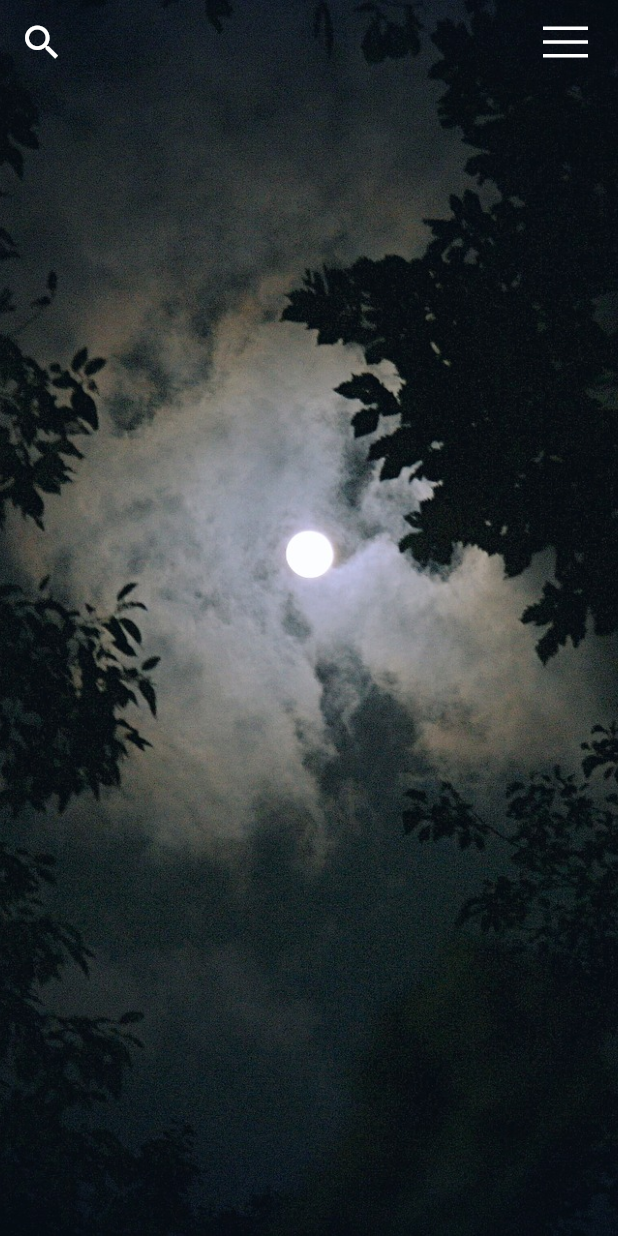
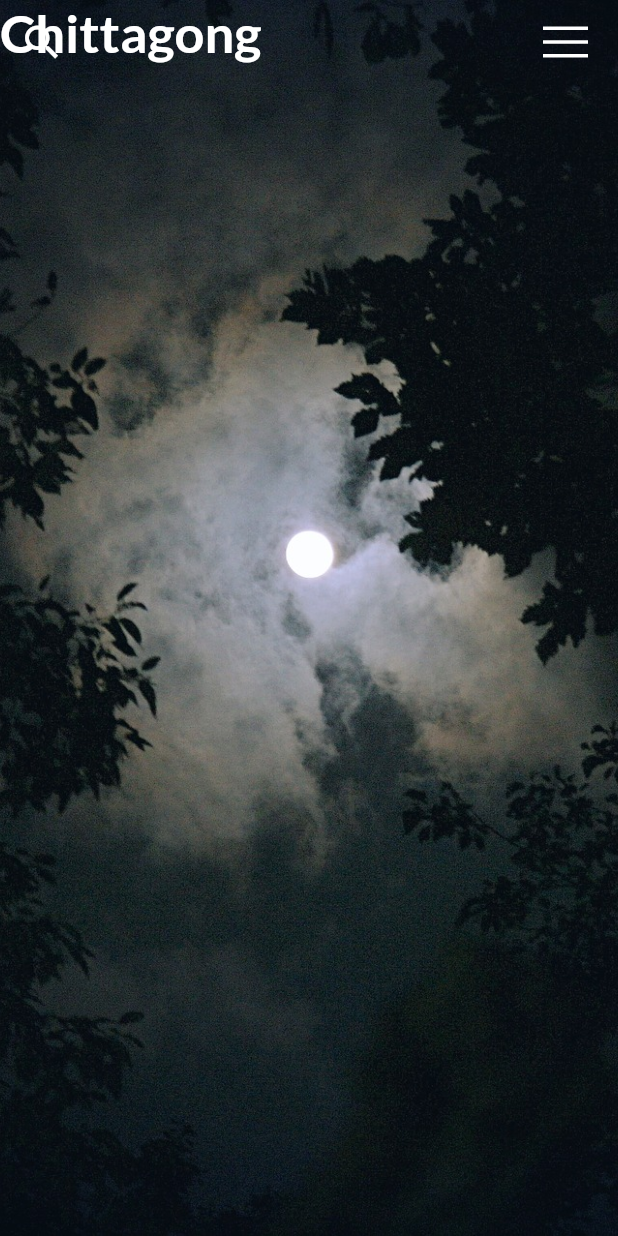
Before and after one commit to cmtanvirulislam/Weather_App_V1, a Flutter app: the screen it shows after launch, on a phone screen of 412 x 824 dp. Run offline on Flutter 3.47's test engine with Material 2 defaults, Android fonts, the phone set to English and light mode, and no system bars; our stand-ins replace flutter_svg, google_fonts.

Commit message:
container created under image asset

```diff
--- a/lib/weather.dart
+++ b/lib/weather.dart
@@ -43,7 +43,11 @@ class WeatherApp extends StatelessWidget {
               fit: BoxFit.cover,
               height: double.infinity,
               width: double.infinity,
-            )
+            ),
+            Container(
+              child: Text('Chittagong',style: GoogleFonts.lato(fontSize: 35,
+                  fontWeight: FontWeight.bold,color: Colors.white),),
+            ),
           ],
         ),
       ),
```
